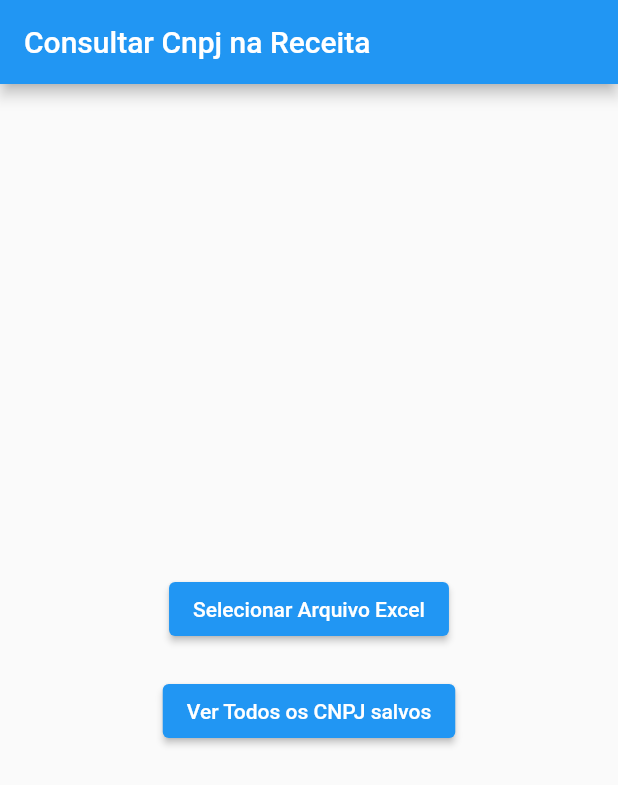
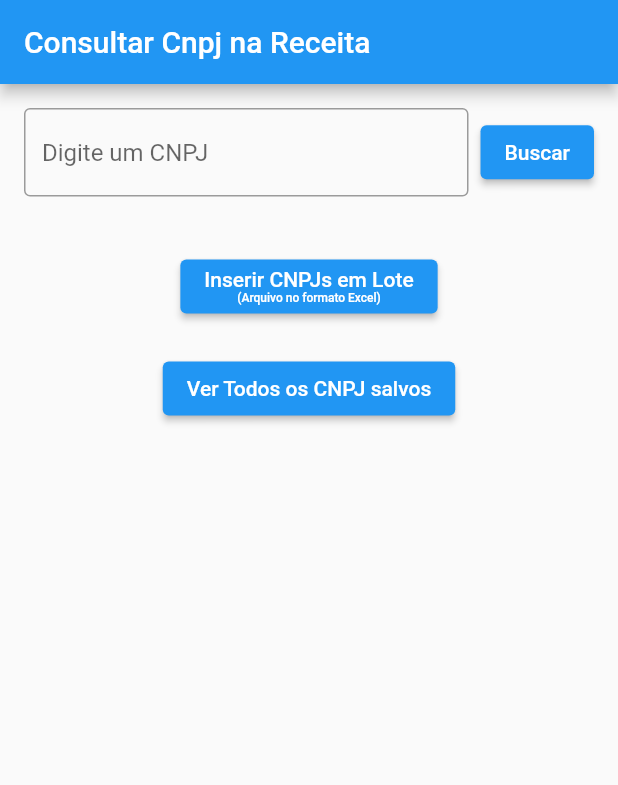
Before and after one commit to vmendesneto/Consulta-Cnpj, a Flutter app: the ExcelImportScreen screen opened directly, on a phone screen of 412 x 824 dp. Shown: the top 785 px of the screen. Run offline on Flutter 3.47's test engine with Material 2 defaults, Android fonts, the phone set to English and light mode, and no system bars; our stand-ins replace connectivity_plus, file_picker, flutter_masked_text2, sqflite; missing offline and left inert: excel; accounts and stored records are empty.

```diff
--- a/lib/screen/import_excel_screen.dart
+++ b/lib/screen/import_excel_screen.dart
@@ -1,10 +1,10 @@
 import 'package:flutter/material.dart';
-import 'package:file_picker/file_picker.dart';
-import 'dart:io';
-
+import 'package:flutter_masked_text2/flutter_masked_text2.dart';
+import '../banco_dados/bd.dart';
 import '../carregar_cnpj.dart';
-import '../entrada_excel/import_excel.dart';
+import '../model/cnpj_model.dart';
 import 'clientes_screen.dart';
+import 'lote_screen.dart';
 
 class ExcelImportScreen extends StatefulWidget {
   @override
@@ -12,24 +12,11 @@ class ExcelImportScreen extends StatefulWidget {
 }
 
 class _ExcelImportScreenState extends State<ExcelImportScreen> {
-  bool _isUpdating = false;
+  bool _isInsert = false;
 
-  Future<bool> _pickExcelFile() async {
-    // Abre o seletor de arquivos e permite apenas arquivos Excel
-    FilePickerResult? result = await FilePicker.platform.pickFiles(
-      type: FileType.custom,
-      allowedExtensions: ['xlsx', 'xls'],
-    );
+  // Criando o controller com a máscara de CNPJ
+  var _cnpjController = MaskedTextController(mask: '00.000.000/0000-00');
 
-    if (result != null) {
-      File file = File(result.files.single.path!);
-      await importExcel(file);
-      return true; // Arquivo foi selecionado
-    } else {
-      print("Nenhum arquivo selecionado.");
-      return false; // Nenhum arquivo foi selecionado
-    }
-  }
 
   @override
   Widget build(BuildContext context) {
@@ -37,39 +24,92 @@ class _ExcelImportScreenState extends State<ExcelImportScreen> {
       appBar: AppBar(
         title: const Text('Consultar Cnpj na Receita'),
       ),
-      body: Center(
+      body: SingleChildScrollView(
         child: Column(
-          mainAxisAlignment: MainAxisAlignment.center,
+          mainAxisAlignment: MainAxisAlignment.start,
           children: [
-            ElevatedButton(
-              onPressed: _isUpdating
-                  ? null
-                  : () async {
+            Padding(
+              padding: const EdgeInsets.all(16.0),
+              child: Row(
+                children: [
+                  Expanded(
+                    child: TextFormField(
+                      controller: _cnpjController,
+                      keyboardType: TextInputType.number,
+                      decoration: const InputDecoration(
+                        hintText: 'Digite um CNPJ',
+                        border: OutlineInputBorder(),
+                      ),
+                      validator: (value) {
+                        // Remove os caracteres não numéricos para validar
+                        String digits = value!.replaceAll(RegExp(r'\D'), '');
+                        if (digits.length != 14) {
+                          return 'O CNPJ precisa ter 14 números';
+                        }
+                        return null; // Retorna null se o valor passar na validação
+                      },
+                    ),
+                  ),
+                  const SizedBox(width: 8),
+                  ElevatedButton(
+                    onPressed: _isInsert
+                        ? null
+                        : () async {
                       setState(() {
-                        _isUpdating = true;
+                        _isInsert = true;
                       });
-                      bool filePicked = await _pickExcelFile();
-                      if (filePicked) {
+                      // Verifica se o campo do CNPJ é válido
+                      if (_cnpjController.text.length == 18) {
+                        FocusManager.instance.primaryFocus?.unfocus();
+                        String cnpj = _cnpjController.text.replaceAll(".", "")
+                            .replaceAll("/", "")
+                            .replaceAll("-", "");
+                        await DatabaseHelper.instance.insertCnpj(
+                            Cliente(cnpj: cnpj));
                         await fetchInfoForClientesAndUpdate();
                         ScaffoldMessenger.of(context).showSnackBar(
                           const SnackBar(
-                              content: Text('CNPJ atualizados com sucesso!')),
+                              content: Text(
+                                  'CNPJ inserido e atualizado com sucesso!')),
                         );
                         setState(() {
-                          _isUpdating = false;
+                          _isInsert = false;
                         });
                       } else {
                         setState(() {
-                          _isUpdating = false;
+                          _isInsert = false;
                         });
+                        ScaffoldMessenger.of(context).showSnackBar(
+                          const SnackBar(content: Text(
+                              'CNPJ inválido. Insira 14 números.')),
+                        );
                       }
                     },
-              child: Text(_isUpdating
-                  ? 'Processando.....'
-                  : 'Selecionar Arquivo Excel'),
+                    child: Text(_isInsert
+                        ? 'Inserindo'
+                        : 'Buscar'),
+                  ),
+                ],
+              ),
+            ),
+
+            const SizedBox(height: 20),
+            ElevatedButton(
+              onPressed: () {
+                Navigator.push(
+                  context,
+                  MaterialPageRoute(builder: (context) => loteScreen()),
+                );
+              },
+              child: const Column(
+                children: [
+                  Text('Inserir CNPJs em Lote'),
+                  Text('(Arquivo no formato Excel)',
+                      style: TextStyle(fontSize: 8)),
+                ],
+              ),
             ),
             const SizedBox(height: 20),
-
             ElevatedButton(
               onPressed: () {
                 Navigator.push(
@@ -84,4 +124,5 @@ class _ExcelImportScreenState extends State<ExcelImportScreen> {
       ),
     );
   }
+
 }
--- a/pubspec.yaml
+++ b/pubspec.yaml
@@ -45,6 +45,8 @@ dev_dependencies:
   path: ^1.8.0
   file_picker: ^5.2.11
   http: ^0.13.6
+  flutter_masked_text2: ^0.9.1
+  connectivity_plus: ^3.0.6
   # The "flutter_lints" package below contains a set of recommended lints to
   # encourage good coding practices. The lint set provided by the package is
   # activated in the `analysis_options.yaml` file located at the root of your
@@ -64,8 +66,8 @@ flutter:
   uses-material-design: true
 
   # To add assets to your application, add an assets section, like this:
-  # assets:
-  #   - images/a_dot_burr.jpeg
+  assets:
+    - imagens/exemplo.png
   #   - images/a_dot_ham.jpeg
 
   # An image asset can refer to one or more resolution-specific "variants", see
```
Also changed, not shown: lib/main.dart (+61 -4 lines), lib/screen/clientes_screen.dart (+56 -1 lines), lib/screen/lote_screen.dart (added, +84 -0 lines), imagens/exemplo.png (added), pubspec.lock, 5 other files.
